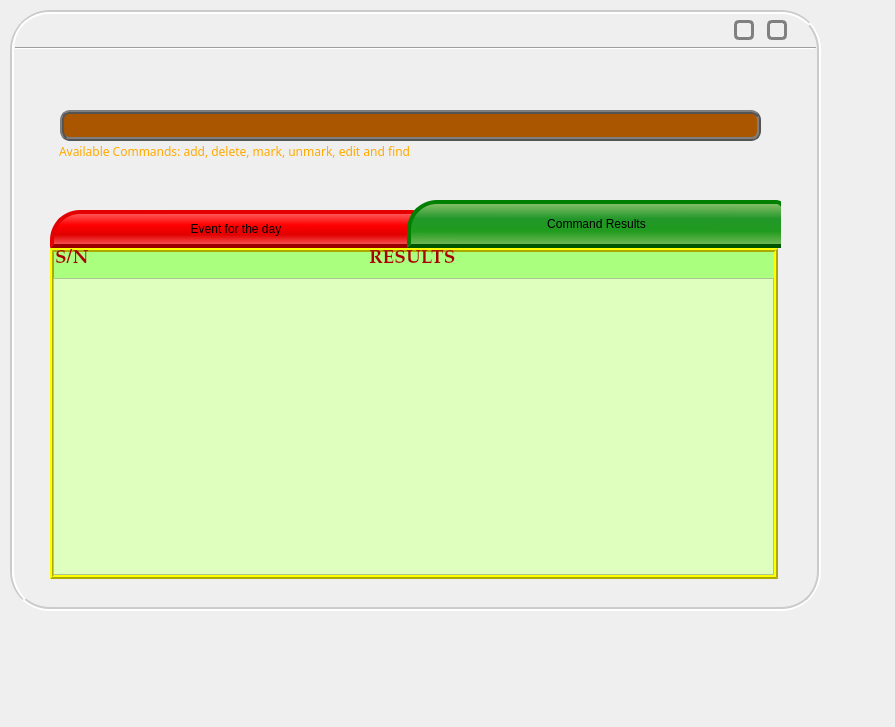
Riandy/cs2103aug12-f09-1c, file SeamPLE/standardview.ui: the form before one commit.
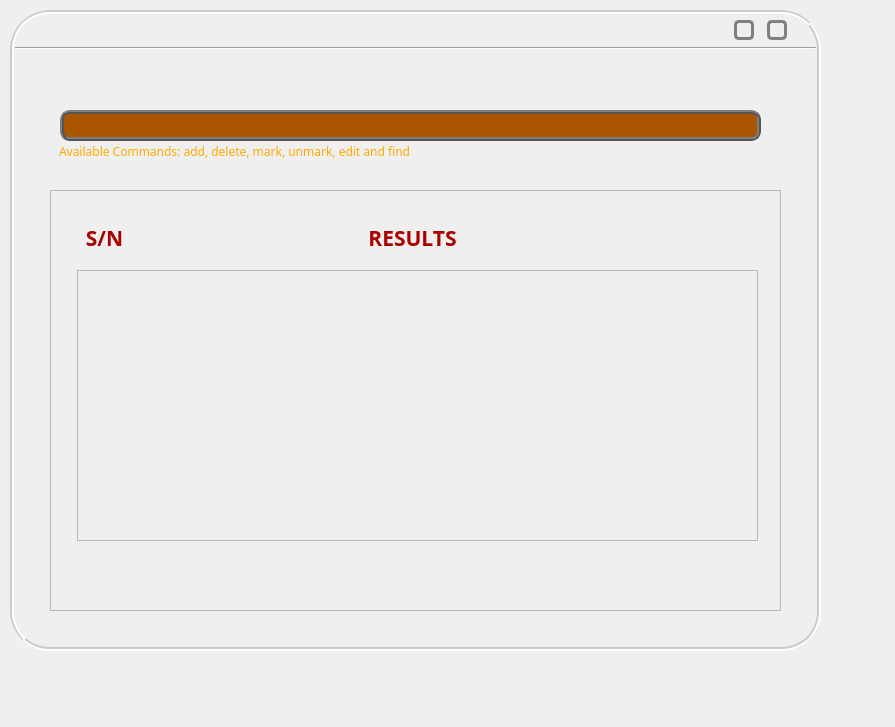
The form after the commit. The open tabs and pages were chosen to show the change. Icons and pictures are not drawn. Custom widgets are drawn as their Qt base class.

Commit message: Gui Update - Periodic Commit. Changed table view to remove away tabs.

What changed in the file:
```diff
--- a/SeamPLE/standardview.ui
+++ b/SeamPLE/standardview.ui
@@ -17,13 +17,13 @@
    <iconset resource="Resource.qrc">
     <normaloff>:/bg/calendar.gif</normaloff>:/bg/calendar.gif</iconset>
   </property>
-  <widget class="Sframe" name="frame" native="true">
+  <widget class="QFrame" name="frame">
    <property name="geometry">
     <rect>
      <x>10</x>
      <y>10</y>
      <width>811</width>
-     <height>601</height>
+     <height>641</height>
     </rect>
    </property>
    <property name="styleSheet">
@@ -58,7 +58,7 @@
       <x>0</x>
       <y>40</y>
       <width>811</width>
-      <height>561</height>
+      <height>601</height>
      </rect>
     </property>
     <widget class="SLineEdit" name="lineEdit" native="true">
@@ -159,289 +159,489 @@
       <set>Qt::LinksAccessibleByMouse</set>
      </property>
     </widget>
-    <widget class="QTabWidget" name="tabWidget">
+    <widget class="QFrame" name="frame_3">
      <property name="geometry">
       <rect>
        <x>40</x>
-       <y>150</y>
+       <y>140</y>
        <width>731</width>
-       <height>381</height>
+       <height>421</height>
       </rect>
      </property>
      <property name="contextMenuPolicy">
       <enum>Qt::DefaultContextMenu</enum>
      </property>
      <property name="styleSheet">
-      <string notr="true">QTabBar::tab:first {
-background-color: qlineargradient(spread:pad, x1:0.528, y1:1, x2:0.534091, y2:0, stop:0 rgba(255, 111, 111, 255), stop:0.369318 rgba(225, 0, 0, 255), stop:0.636364 rgba(255, 0, 0, 255), stop:0.977273 rgba(255, 95, 95, 255));
+      <string notr="true">#frame_3
+{
+	
+	background-image: url(:/bg/Background.gif);
 
-border: 4px; 
-border-color: rgb(152, 0, 0);
-border-style:outset;  
-border-top-left-radius: 30px;
-border-top-right-radius: 10px;
-min-width: 364px;
-min-height: 30px;
-}
 
-QTabBar::tab:first:selected, QTabBar::tab:first:hover {
-	background-color: qlineargradient(spread:pad, x1:0.528, y1:1, x2:0.534091, y2:0, stop:0 rgba(255, 104, 104, 255), stop:0.369318 rgba(225, 22, 22, 255), stop:0.636364 rgba(255, 23, 23, 255), stop:0.977273 rgba(255, 99, 99, 255));
-}
-
-QTabBar::tab:last {
+}</string>
+     </property>
+     <property name="frameShape">
+      <enum>QFrame::StyledPanel</enum>
+     </property>
+     <property name="frameShadow">
+      <enum>QFrame::Raised</enum>
+     </property>
+     <widget class="QLabel" name="label_5">
+      <property name="geometry">
+       <rect>
+        <x>247</x>
+        <y>27</y>
+        <width>231</width>
+        <height>42</height>
+       </rect>
+      </property>
+      <property name="font">
+       <font>
+        <family>Levenim MT</family>
+       </font>
+      </property>
+      <property name="styleSheet">
+       <string notr="true">#label_5
+{
 	
-	background-color: qlineargradient(spread:pad, x1:0.528, y1:1, x2:0.534091, y2:0, stop:0 rgba(109, 191, 64, 255), stop:0.369318 rgba(15, 155, 13, 255), stop:0.636364 rgba(12, 151, 22, 255), stop:0.977273 rgba(104, 192, 57, 255));
-border: 4px; 
-border-color:  rgb(0, 85, 0);
-border-style:outset;  
-border-top-left-radius: 30px;
-border-top-right-radius: 10px;
-min-width: 364px;
-min-height: 30px;
-}
+	background-image: url(:/bg/Results Slip.gif);
 
-QTabBar::tab:last:selected, QTabBar::tab:last:hover {
-	background-color: qlineargradient(spread:pad, x1:0.528, y1:1, x2:0.534091, y2:0, stop:0 rgba(132, 191, 100, 255), stop:0.369318 rgba(32, 155, 30, 255), stop:0.636364 rgba(34, 151, 42, 255), stop:0.977273 rgba(137, 192, 107, 255));
-}
 
-QTabBar::tab:!selected {
-margin-top: 10px; /* make non-selected tabs look smaller */
-}
-QTabBar::tab:first:selected {
-margin-left: 0px; 
-margin-right: -15px;
-}
+}</string>
+      </property>
+      <property name="text">
+       <string>&lt;!DOCTYPE HTML PUBLIC &quot;-//W3C//DTD HTML 4.0//EN&quot; &quot;http://www.w3.org/TR/REC-html40/strict.dtd&quot;&gt;
+&lt;html&gt;&lt;head&gt;&lt;meta name=&quot;qrichtext&quot; content=&quot;1&quot; /&gt;&lt;style type=&quot;text/css&quot;&gt;
+p, li { white-space: pre-wrap; }
+&lt;/style&gt;&lt;/head&gt;&lt;body style=&quot; font-family:'Levenim MT'; font-size:8.25pt; font-weight:400; font-style:normal;&quot;&gt;
+&lt;p align=&quot;center&quot; style=&quot; margin-top:0px; margin-bottom:0px; margin-left:0px; margin-right:0px; -qt-block-indent:0; text-indent:0px;&quot;&gt;&lt;span style=&quot; font-size:16pt; font-weight:600; color:#aa0000;&quot;&gt;RESULTS&lt;/span&gt;&lt;/p&gt;&lt;/body&gt;&lt;/html&gt;</string>
+      </property>
+     </widget>
+     <widget class="QLabel" name="label_6">
+      <property name="geometry">
+       <rect>
+        <x>24</x>
+        <y>27</y>
+        <width>61</width>
+        <height>42</height>
+       </rect>
+      </property>
+      <property name="font">
+       <font>
+        <family>Levenim MT</family>
+        <pointsize>16</pointsize>
+       </font>
+      </property>
+      <property name="styleSheet">
+       <string notr="true">#label_6
+{
+	background-image: url(:/bg/SN Slip.gif);
 
-QTabBar::tab:last:selected {
-margin-left: -15px; 
-margin-right: 0px;
-}
 
-QTabBar::tab:only-one {
-margin: 0; /* if there is only one tab, we don't want overlapping margins */
 }</string>
-     </property>
-     <property name="currentIndex">
-      <number>0</number>
-     </property>
-     <property name="iconSize">
-      <size>
-       <width>16</width>
-       <height>17</height>
-      </size>
-     </property>
-     <property name="usesScrollButtons">
-      <bool>false</bool>
-     </property>
-     <property name="documentMode">
-      <bool>true</bool>
-     </property>
-     <widget class="QWidget" name="tab">
-      <attribute name="title">
-       <string>Event for the day</string>
-      </attribute>
-      <widget class="QFrame" name="frame_3">
+      </property>
+      <property name="text">
+       <string>&lt;!DOCTYPE HTML PUBLIC &quot;-//W3C//DTD HTML 4.0//EN&quot; &quot;http://www.w3.org/TR/REC-html40/strict.dtd&quot;&gt;
+&lt;html&gt;&lt;head&gt;&lt;meta name=&quot;qrichtext&quot; content=&quot;1&quot; /&gt;&lt;style type=&quot;text/css&quot;&gt;
+p, li { white-space: pre-wrap; }
+&lt;/style&gt;&lt;/head&gt;&lt;body style=&quot; font-family:'Levenim MT'; font-size:16pt; font-weight:400; font-style:normal;&quot;&gt;
+&lt;p align=&quot;center&quot; style=&quot; margin-top:0px; margin-bottom:0px; margin-left:0px; margin-right:0px; -qt-block-indent:0; text-indent:0px;&quot;&gt;&lt;span style=&quot; font-weight:600; color:#aa0000;&quot;&gt;S/N&lt;/span&gt;&lt;/p&gt;&lt;/body&gt;&lt;/html&gt;</string>
+      </property>
+     </widget>
+     <widget class="QFrame" name="frame_4">
+      <property name="geometry">
+       <rect>
+        <x>27</x>
+        <y>80</y>
+        <width>681</width>
+        <height>271</height>
+       </rect>
+      </property>
+      <property name="styleSheet">
+       <string notr="true">#frame_4
+{
+	
+	background-image: url(:/bg/Note layout.gif);
+}</string>
+      </property>
+      <property name="frameShape">
+       <enum>QFrame::StyledPanel</enum>
+      </property>
+      <property name="frameShadow">
+       <enum>QFrame::Raised</enum>
+      </property>
+      <widget class="QLabel" name="label_7">
        <property name="geometry">
         <rect>
-         <x>0</x>
+         <x>59</x>
          <y>0</y>
-         <width>728</width>
-         <height>331</height>
+         <width>601</width>
+         <height>29</height>
         </rect>
        </property>
        <property name="styleSheet">
-        <string notr="true">#frame_3
-{
-	background-color: rgb(255, 170, 0);
-	 border-style: ridge;
-     border-width: 4px;
-     border-color:  rgb(255, 0, 0);
-}</string>
+        <string notr="true"/>
        </property>
-       <property name="frameShape">
-        <enum>QFrame::StyledPanel</enum>
+       <property name="text">
+        <string/>
        </property>
-       <property name="frameShadow">
-        <enum>QFrame::Raised</enum>
+      </widget>
+      <widget class="QLabel" name="label_10">
+       <property name="geometry">
+        <rect>
+         <x>59</x>
+         <y>79</y>
+         <width>601</width>
+         <height>29</height>
+        </rect>
        </property>
-       <widget class="QLabel" name="label_7">
-        <property name="geometry">
-         <rect>
-          <x>190</x>
-          <y>120</y>
-          <width>391</width>
-          <height>81</height>
-         </rect>
-        </property>
-        <property name="text">
-         <string>&lt;!DOCTYPE HTML PUBLIC &quot;-//W3C//DTD HTML 4.0//EN&quot; &quot;http://www.w3.org/TR/REC-html40/strict.dtd&quot;&gt;
-&lt;html&gt;&lt;head&gt;&lt;meta name=&quot;qrichtext&quot; content=&quot;1&quot; /&gt;&lt;style type=&quot;text/css&quot;&gt;
-p, li { white-space: pre-wrap; }
-&lt;/style&gt;&lt;/head&gt;&lt;body style=&quot; font-family:'MS Shell Dlg 2'; font-size:8.25pt; font-weight:400; font-style:normal;&quot;&gt;
-&lt;p style=&quot; margin-top:0px; margin-bottom:0px; margin-left:0px; margin-right:0px; -qt-block-indent:0; text-indent:0px;&quot;&gt;&lt;span style=&quot; font-size:14pt; font-weight:600; color:#555500;&quot;&gt;Our greatest glory is not in never falling,&lt;/span&gt;&lt;/p&gt;
-&lt;p style=&quot; margin-top:0px; margin-bottom:0px; margin-left:0px; margin-right:0px; -qt-block-indent:0; text-indent:0px;&quot;&gt;&lt;span style=&quot; font-size:14pt; font-weight:600; color:#555500;&quot;&gt; but in getting up every time we do.&lt;/span&gt;&lt;/p&gt;&lt;/body&gt;&lt;/html&gt;</string>
-        </property>
-       </widget>
+       <property name="styleSheet">
+        <string notr="true"/>
+       </property>
+       <property name="text">
+        <string/>
+       </property>
       </widget>
-     </widget>
-     <widget class="QWidget" name="tab_2">
-      <attribute name="title">
-       <string>Command Results</string>
-      </attribute>
-      <widget class="QLabel" name="label_5">
+      <widget class="QLabel" name="label_14">
        <property name="geometry">
         <rect>
-         <x>5</x>
-         <y>1</y>
-         <width>41</width>
-         <height>21</height>
+         <x>59</x>
+         <y>187</y>
+         <width>601</width>
+         <height>29</height>
         </rect>
        </property>
-       <property name="font">
-        <font>
-         <family>Palatino Linotype</family>
-         <pointsize>12</pointsize>
-        </font>
+       <property name="styleSheet">
+        <string notr="true"/>
        </property>
        <property name="text">
-        <string>&lt;!DOCTYPE HTML PUBLIC &quot;-//W3C//DTD HTML 4.0//EN&quot; &quot;http://www.w3.org/TR/REC-html40/strict.dtd&quot;&gt;
-&lt;html&gt;&lt;head&gt;&lt;meta name=&quot;qrichtext&quot; content=&quot;1&quot; /&gt;&lt;style type=&quot;text/css&quot;&gt;
-p, li { white-space: pre-wrap; }
-&lt;/style&gt;&lt;/head&gt;&lt;body style=&quot; font-family:'Palatino Linotype'; font-size:12pt; font-weight:400; font-style:normal;&quot;&gt;
-&lt;p style=&quot; margin-top:0px; margin-bottom:0px; margin-left:0px; margin-right:0px; -qt-block-indent:0; text-indent:0px;&quot;&gt;&lt;span style=&quot; font-size:14pt; font-weight:600; color:#aa0000;&quot;&gt;S/N&lt;/span&gt;&lt;/p&gt;&lt;/body&gt;&lt;/html&gt;</string>
+        <string/>
        </property>
       </widget>
-      <widget class="QLabel" name="label_6">
+      <widget class="QLabel" name="label_11">
        <property name="geometry">
         <rect>
-         <x>319</x>
-         <y>1</y>
-         <width>111</width>
-         <height>21</height>
+         <x>59</x>
+         <y>106</y>
+         <width>601</width>
+         <height>29</height>
         </rect>
        </property>
-       <property name="font">
-        <font>
-         <family>Palatino Linotype</family>
-         <pointsize>14</pointsize>
-        </font>
+       <property name="styleSheet">
+        <string notr="true"/>
        </property>
        <property name="text">
-        <string>&lt;!DOCTYPE HTML PUBLIC &quot;-//W3C//DTD HTML 4.0//EN&quot; &quot;http://www.w3.org/TR/REC-html40/strict.dtd&quot;&gt;
-&lt;html&gt;&lt;head&gt;&lt;meta name=&quot;qrichtext&quot; content=&quot;1&quot; /&gt;&lt;style type=&quot;text/css&quot;&gt;
-p, li { white-space: pre-wrap; }
-&lt;/style&gt;&lt;/head&gt;&lt;body style=&quot; font-family:'Palatino Linotype'; font-size:14pt; font-weight:400; font-style:normal;&quot;&gt;
-&lt;p style=&quot; margin-top:0px; margin-bottom:0px; margin-left:0px; margin-right:0px; -qt-block-indent:0; text-indent:0px;&quot;&gt;&lt;span style=&quot; font-weight:600; color:#aa0000;&quot;&gt;RESULTS&lt;/span&gt;&lt;/p&gt;&lt;/body&gt;&lt;/html&gt;</string>
+        <string/>
        </property>
       </widget>
-      <widget class="QTableWidget" name="tableWidget">
+      <widget class="QLabel" name="label_26">
        <property name="geometry">
         <rect>
-         <x>3</x>
-         <y>30</y>
-         <width>721</width>
-         <height>297</height>
+         <x>-1</x>
+         <y>241</y>
+         <width>48</width>
+         <height>29</height>
         </rect>
        </property>
        <property name="styleSheet">
-        <string notr="true">#tableWidget
-{
-	
-	
-	background-color: rgb(222, 255, 190);
-
-}</string>
+        <string notr="true"/>
        </property>
-       <property name="verticalScrollBarPolicy">
-        <enum>Qt::ScrollBarAsNeeded</enum>
+       <property name="text">
+        <string/>
        </property>
-       <property name="horizontalScrollBarPolicy">
-        <enum>Qt::ScrollBarAlwaysOff</enum>
+       <property name="alignment">
+        <set>Qt::AlignCenter</set>
        </property>
-       <property name="editTriggers">
-        <set>QAbstractItemView::NoEditTriggers</set>
+      </widget>
+      <widget class="QLabel" name="label_17">
+       <property name="geometry">
+        <rect>
+         <x>0</x>
+         <y>0</y>
+         <width>48</width>
+         <height>29</height>
+        </rect>
        </property>
-       <property name="showDropIndicator" stdset="0">
-        <bool>false</bool>
+       <property name="styleSheet">
+        <string notr="true"/>
        </property>
-       <property name="dragDropOverwriteMode">
-        <bool>false</bool>
+       <property name="text">
+        <string/>
        </property>
-       <property name="selectionMode">
-        <enum>QAbstractItemView::NoSelection</enum>
+       <property name="alignment">
+        <set>Qt::AlignCenter</set>
        </property>
-       <property name="cornerButtonEnabled">
-        <bool>false</bool>
+      </widget>
+      <widget class="QLabel" name="label_19">
+       <property name="geometry">
+        <rect>
+         <x>0</x>
+         <y>53</y>
+         <width>48</width>
+         <height>29</height>
+        </rect>
        </property>
-       <property name="rowCount">
-        <number>0</number>
+       <property name="styleSheet">
+        <string notr="true"/>
        </property>
-       <property name="columnCount">
-        <number>0</number>
+       <property name="text">
+        <string/>
        </property>
-       <attribute name="horizontalHeaderVisible">
-        <bool>false</bool>
-       </attribute>
-       <attribute name="horizontalHeaderDefaultSectionSize">
-        <number>350</number>
-       </attribute>
-       <attribute name="horizontalHeaderMinimumSectionSize">
-        <number>50</number>
-       </attribute>
-       <attribute name="verticalHeaderVisible">
-        <bool>false</bool>
-       </attribute>
-       <attribute name="verticalHeaderDefaultSectionSize">
-        <number>25</number>
-       </attribute>
+       <property name="alignment">
+        <set>Qt::AlignCenter</set>
+       </property>
       </widget>
-      <widget class="QFrame" name="frame_4">
+      <widget class="QLabel" name="label_21">
        <property name="geometry">
         <rect>
          <x>0</x>
-         <y>0</y>
-         <width>728</width>
-         <height>331</height>
+         <y>106</y>
+         <width>48</width>
+         <height>29</height>
         </rect>
        </property>
        <property name="styleSheet">
-        <string notr="true">#frame_4
-{
-	background-color: rgb(170, 255, 127);
-	 border-style: ridge;
-     border-width: 4px;
-     border-color: rgb(170, 170, 0);
-}</string>
+        <string notr="true"/>
        </property>
-       <property name="frameShape">
-        <enum>QFrame::StyledPanel</enum>
+       <property name="text">
+        <string/>
        </property>
-       <property name="frameShadow">
-        <enum>QFrame::Raised</enum>
+       <property name="alignment">
+        <set>Qt::AlignCenter</set>
+       </property>
+      </widget>
+      <widget class="QLabel" name="label_20">
+       <property name="geometry">
+        <rect>
+         <x>0</x>
+         <y>79</y>
+         <width>48</width>
+         <height>29</height>
+        </rect>
+       </property>
+       <property name="styleSheet">
+        <string notr="true"/>
+       </property>
+       <property name="text">
+        <string/>
+       </property>
+       <property name="alignment">
+        <set>Qt::AlignCenter</set>
+       </property>
+      </widget>
+      <widget class="QLabel" name="label_22">
+       <property name="geometry">
+        <rect>
+         <x>0</x>
+         <y>133</y>
+         <width>48</width>
+         <height>29</height>
+        </rect>
+       </property>
+       <property name="styleSheet">
+        <string notr="true"/>
+       </property>
+       <property name="text">
+        <string/>
+       </property>
+       <property name="alignment">
+        <set>Qt::AlignCenter</set>
+       </property>
+      </widget>
+      <widget class="QLabel" name="label_23">
+       <property name="geometry">
+        <rect>
+         <x>0</x>
+         <y>160</y>
+         <width>48</width>
+         <height>29</height>
+        </rect>
+       </property>
+       <property name="styleSheet">
+        <string notr="true"/>
+       </property>
+       <property name="text">
+        <string/>
+       </property>
+       <property name="alignment">
+        <set>Qt::AlignCenter</set>
        </property>
       </widget>
       <widget class="QLabel" name="label_8">
        <property name="geometry">
         <rect>
-         <x>290</x>
+         <x>59</x>
+         <y>27</y>
+         <width>601</width>
+         <height>29</height>
+        </rect>
+       </property>
+       <property name="styleSheet">
+        <string notr="true"/>
+       </property>
+       <property name="text">
+        <string/>
+       </property>
+      </widget>
+      <widget class="QLabel" name="label_24">
+       <property name="geometry">
+        <rect>
+         <x>0</x>
+         <y>187</y>
+         <width>48</width>
+         <height>29</height>
+        </rect>
+       </property>
+       <property name="styleSheet">
+        <string notr="true"/>
+       </property>
+       <property name="text">
+        <string/>
+       </property>
+       <property name="alignment">
+        <set>Qt::AlignCenter</set>
+       </property>
+      </widget>
+      <widget class="QLabel" name="label_18">
+       <property name="geometry">
+        <rect>
+         <x>0</x>
+         <y>27</y>
+         <width>48</width>
+         <height>29</height>
+        </rect>
+       </property>
+       <property name="styleSheet">
+        <string notr="true"/>
+       </property>
+       <property name="text">
+        <string/>
+       </property>
+       <property name="alignment">
+        <set>Qt::AlignCenter</set>
+       </property>
+      </widget>
+      <widget class="QLabel" name="label_16">
+       <property name="geometry">
+        <rect>
+         <x>59</x>
+         <y>241</y>
+         <width>601</width>
+         <height>29</height>
+        </rect>
+       </property>
+       <property name="styleSheet">
+        <string notr="true"/>
+       </property>
+       <property name="text">
+        <string/>
+       </property>
+      </widget>
+      <widget class="QLabel" name="label_9">
+       <property name="geometry">
+        <rect>
+         <x>59</x>
+         <y>53</y>
+         <width>601</width>
+         <height>29</height>
+        </rect>
+       </property>
+       <property name="styleSheet">
+        <string notr="true"/>
+       </property>
+       <property name="text">
+        <string/>
+       </property>
+      </widget>
+      <widget class="QLabel" name="label_13">
+       <property name="geometry">
+        <rect>
+         <x>59</x>
          <y>160</y>
-         <width>181</width>
-         <height>31</height>
+         <width>601</width>
+         <height>29</height>
         </rect>
        </property>
+       <property name="styleSheet">
+        <string notr="true"/>
+       </property>
        <property name="text">
-        <string>&lt;!DOCTYPE HTML PUBLIC &quot;-//W3C//DTD HTML 4.0//EN&quot; &quot;http://www.w3.org/TR/REC-html40/strict.dtd&quot;&gt;
-&lt;html&gt;&lt;head&gt;&lt;meta name=&quot;qrichtext&quot; content=&quot;1&quot; /&gt;&lt;style type=&quot;text/css&quot;&gt;
-p, li { white-space: pre-wrap; }
-&lt;/style&gt;&lt;/head&gt;&lt;body style=&quot; font-family:'MS Shell Dlg 2'; font-size:8.25pt; font-weight:400; font-style:normal;&quot;&gt;
-&lt;p style=&quot;-qt-paragraph-type:empty; margin-top:0px; margin-bottom:0px; margin-left:0px; margin-right:0px; -qt-block-indent:0; text-indent:0px; font-size:8pt;&quot;&gt;&lt;/p&gt;&lt;/body&gt;&lt;/html&gt;</string>
+        <string/>
        </property>
       </widget>
-      <zorder>frame_4</zorder>
-      <zorder>label_5</zorder>
-      <zorder>label_6</zorder>
-      <zorder>tableWidget</zorder>
-      <zorder>label_8</zorder>
+      <widget class="QLabel" name="label_12">
+       <property name="geometry">
+        <rect>
+         <x>59</x>
+         <y>133</y>
+         <width>601</width>
+         <height>29</height>
+        </rect>
+       </property>
+       <property name="styleSheet">
+        <string notr="true"/>
+       </property>
+       <property name="text">
+        <string/>
+       </property>
+      </widget>
+      <widget class="QLabel" name="label_15">
+       <property name="geometry">
+        <rect>
+         <x>59</x>
+         <y>214</y>
+         <width>601</width>
+         <height>29</height>
+        </rect>
+       </property>
+       <property name="styleSheet">
+        <string notr="true"/>
+       </property>
+       <property name="text">
+        <string/>
+       </property>
+      </widget>
+      <widget class="QLabel" name="label_25">
+       <property name="geometry">
+        <rect>
+         <x>0</x>
+         <y>214</y>
+         <width>48</width>
+         <height>29</height>
+        </rect>
+       </property>
+       <property name="styleSheet">
+        <string notr="true"/>
+       </property>
+       <property name="text">
+        <string/>
+       </property>
+       <property name="alignment">
+        <set>Qt::AlignCenter</set>
+       </property>
+      </widget>
+     </widget>
+     <widget class="QLabel" name="label_27">
+      <property name="geometry">
+       <rect>
+        <x>538</x>
+        <y>25</y>
+        <width>171</width>
+        <height>42</height>
+       </rect>
+      </property>
+      <property name="styleSheet">
+       <string notr="true">#label_27
+{
+	background-image: url(:/bg/Torn for num.gif);
+}</string>
+      </property>
+      <property name="text">
+       <string/>
+      </property>
+      <property name="alignment">
+       <set>Qt::AlignCenter</set>
+      </property>
      </widget>
     </widget>
    </widget>
@@ -590,11 +790,6 @@
    <extends>QWidget</extends>
    <header>stimelabel.h</header>
   </customwidget>
-  <customwidget>
-   <class>Sframe</class>
-   <extends>QWidget</extends>
-   <header>sframe.h</header>
-  </customwidget>
  </customwidgets>
  <resources>
   <include location="Resource.qrc"/>
```
Left out of the diff: 3 changed lines with no effect on the pictures. The commit also changes 18 other files.
